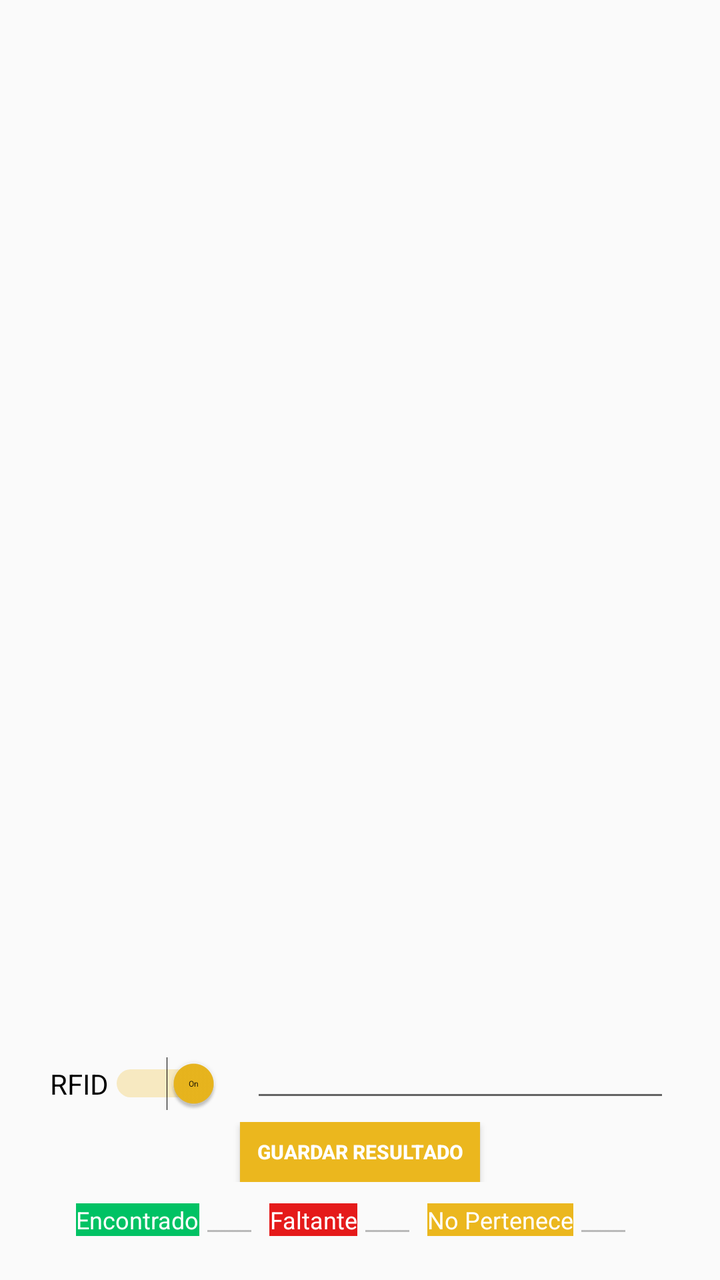
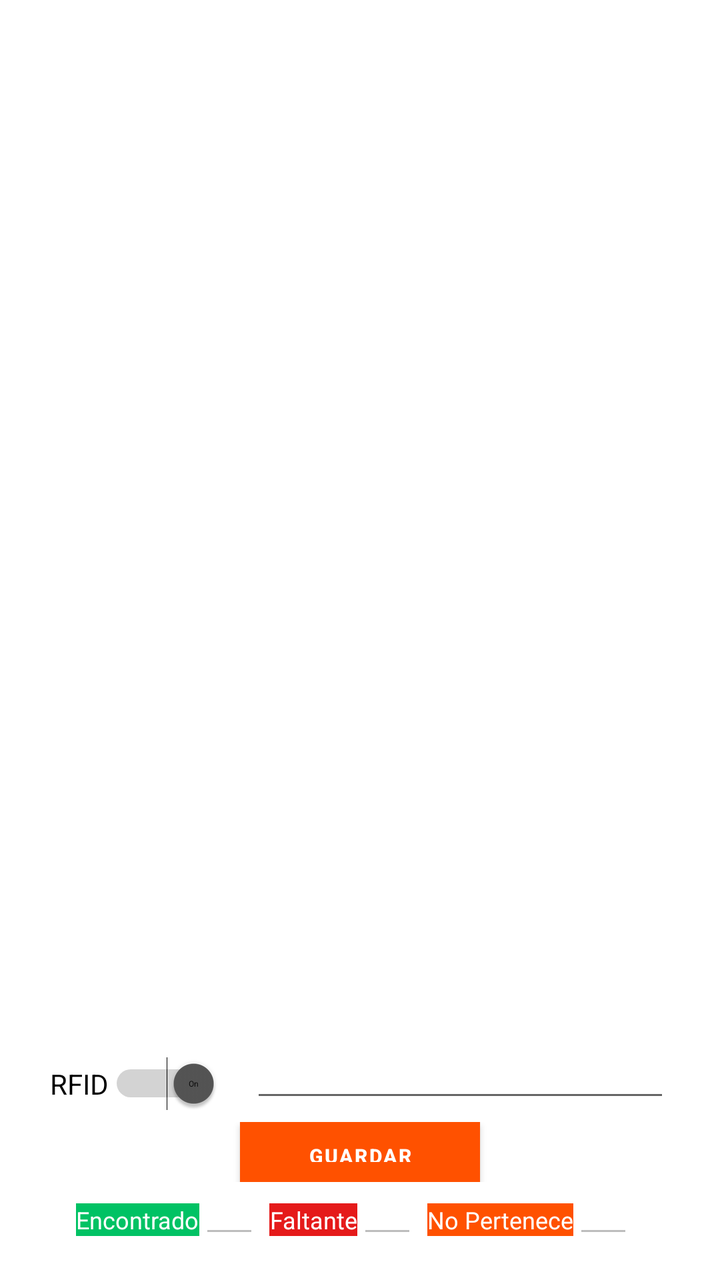

Two renders of the same Android screen: before a commit and after it. Below are the layout's source before the change and the commit's diff.
<!-- AndroidManifest.xml: application theme AppTheme -->
<!-- res/layout/activity_lectura_inventario.xml -->
<?xml version="1.0" encoding="utf-8"?>
<android.support.constraint.ConstraintLayout xmlns:android="http://schemas.android.com/apk/res/android"
    xmlns:app="http://schemas.android.com/apk/res-auto"
    xmlns:tools="http://schemas.android.com/tools"
    android:layout_width="match_parent"
    android:layout_height="wrap_content"
    android:id="@+id/clLecturaInventario"
    tools:context="Inventory.Lectura_Inventario">

    <ScrollView
        android:id="@+id/LecturaInventario"
        android:layout_width="match_parent"
        android:layout_height="wrap_content"
        android:layout_marginTop="8dp"
        android:orientation="vertical"
        app:layout_constraintBottom_toBottomOf="parent"
        app:layout_constraintEnd_toEndOf="parent"
        app:layout_constraintStart_toStartOf="parent">

        <LinearLayout
            android:layout_width="match_parent"
            android:layout_height="wrap_content"
            android:orientation="vertical">

            <LinearLayout
                android:layout_width="match_parent"
                android:layout_height="wrap_content"
                android:layout_marginLeft="10dp"
                android:layout_marginRight="10dp"
                android:gravity="center"
                android:orientation="vertical">

                <LinearLayout
                    android:layout_width="match_parent"
                    android:layout_height="wrap_content"
                    android:layout_marginLeft="15dp"
                    android:layout_marginRight="15dp"
                    android:gravity="center">
                    <Switch
                        android:id="@+id/swRfid"
                        android:layout_width="wrap_content"
                        android:layout_height="wrap_content"
                        android:layout_marginRight="15dp"
                        android:checked="true"
                        android:showText="true"
                        android:switchMinWidth="56dp"
                        android:switchTextAppearance="@style/AppTheme"
                        android:text="RFID"
                        android:textOff="Off"
                        android:textOn="On"
                        android:theme="@style/AppTheme" />

                    <EditText
                        android:id="@+id/txt_barcode"
                        android:layout_width="70dp"
                        android:layout_height="wrap_content"
                        android:layout_weight="1"
                        android:configChanges="screenSize|orientation"
                        android:ems="10"
                        android:inputType="textPersonName"
                        android:text=""
                        android:textSize="20px"
                        android:windowSoftInputMode="stateHidden" />

                </LinearLayout>
            </LinearLayout>

            <LinearLayout
                android:layout_width="match_parent"
                android:layout_height="wrap_content"
                android:gravity="center"
                android:orientation="horizontal"
                android:padding="5dp">

                <Button
                    android:id="@+id/btn_GuardarToma"
                    android:layout_width="120dp"
                    android:layout_height="30dp"
                    android:background="@color/colorPrimary"
                    android:elevation="50dp"
                    android:text="Guardar Resultado"
                    android:textColor="@android:color/background_light"
                    android:textSize="10dp"
                    android:textStyle="bold" />

            </LinearLayout>

            <LinearLayout
                android:layout_width="match_parent"
                android:layout_height="wrap_content"
                android:gravity="center"
                android:orientation="horizontal">

                <TextView
                    android:id="@+id/EncabezadoEncontrados"
                    android:layout_width="wrap_content"
                    android:layout_height="wrap_content"
                    android:background="@color/verde"
                    android:text="Encontrado"
                    android:textAlignment="center"
                    android:textColor="@color/blanco"
                    android:textSize="12dp" />

                <EditText
                    android:id="@+id/txtEncontrados"
                    android:layout_width="30dp"
                    android:layout_height="wrap_content"
                    android:layout_marginRight="5dp"
                    android:enabled="false"
                    android:inputType="number"
                    android:text=""
                    android:textSize="20px"
                    android:windowSoftInputMode="stateHidden" />

                <TextView
                    android:id="@+id/Faltantes"
                    android:layout_width="wrap_content"
                    android:layout_height="wrap_content"
                    android:background="@color/rojo"
                    android:text="Faltante"
                    android:textAlignment="center"
                    android:textColor="@color/blanco"
                    android:textSize="12dp" />


                <EditText
                    android:id="@+id/txtFaltantes"
                    android:layout_width="30dp"
                    android:layout_height="wrap_content"
                    android:layout_marginRight="5dp"
                    android:enabled="false"
                    android:inputType="number"
                    android:text=""
                    android:textSize="20px"
                    android:windowSoftInputMode="stateHidden" />


                <TextView
                    android:id="@+id/textView2"
                    android:layout_width="wrap_content"
                    android:layout_height="wrap_content"
                    android:background="@color/colorPrimary"
                    android:text="No Pertenece"
                    android:textAlignment="center"
                    android:textColor="@color/blanco"
                    android:textSize="12dp" />

                <EditText
                    android:id="@+id/txtSobrantes"
                    android:layout_width="30dp"
                    android:layout_height="wrap_content"
                    android:layout_marginRight="5dp"
                    android:enabled="false"
                    android:inputType="number"
                    android:text=""
                    android:textSize="20px" />


            </LinearLayout>

            <EditText
                android:id="@+id/txtLeidos"
                android:layout_width="5dp"
                android:layout_height="wrap_content"
                android:layout_centerInParent="true"
                android:layout_marginRight="5dp"
                android:layout_weight="1"
                android:configChanges="screenSize|orientation"
                android:enabled="false"
                android:inputType="number"
                android:text=""
                android:textSize="22px"
                android:visibility="gone"
                android:windowSoftInputMode="stateHidden" />

            <EditText
                android:id="@+id/txtUbicacion"
                android:layout_width="5dp"
                android:layout_height="wrap_content"
                android:layout_centerInParent="true"
                android:layout_marginRight="5dp"
                android:layout_weight="1"
                android:configChanges="screenSize|orientation"
                android:enabled="false"
                android:inputType="number"
                android:text=""
                android:textSize="22px"
                android:visibility="gone"
                android:windowSoftInputMode="stateHidden" />

            <LinearLayout
                android:layout_width="match_parent"
                android:layout_height="wrap_content"
                android:orientation="vertical">

                <LinearLayout xmlns:android="http://schemas.android.com/apk/res/android"
                    android:layout_width="match_parent"
                    android:layout_height="match_parent"
                    android:orientation="horizontal">

                    <android.support.v7.widget.RecyclerView
                        android:id="@+id/listView"
                        android:layout_width="match_parent"
                        android:layout_height="wrap_content"
                        android:clickable="true"
                        android:focusable="true"
                        android:scrollbars="vertical"
                        tools:listitem="@layout/campos_lectura_inventario" />
                </LinearLayout>
            </LinearLayout>

            <RelativeLayout
                android:layout_width="match_parent"
                android:layout_height="16dp"
                android:text="█ ■ █ ■ █" />

        </LinearLayout>
    </ScrollView>
</android.support.constraint.ConstraintLayout>
<!-- res/layout/campos_lectura_inventario.xml (included above) -->
<?xml version="1.0" encoding="utf-8"?>
<android.support.constraint.ConstraintLayout xmlns:android="http://schemas.android.com/apk/res/android"
    xmlns:app="http://schemas.android.com/apk/res-auto"
    xmlns:tools="http://schemas.android.com/tools"
    android:layout_width="match_parent"
    android:layout_height="wrap_content"
    android:clickable="true"
    android:focusable="true"
    android:orientation="vertical"
    app:layout_behavior="@string/appbar_scrolling_view_behavior">

    <android.support.v7.widget.CardView
        android:id="@+id/tarjeta"
        android:layout_width="match_parent"
        android:layout_height="wrap_content"
        android:layout_gravity="center"
        android:layout_marginLeft="5dp"
        android:layout_marginTop="7dp"
        android:layout_marginRight="5dp"
        android:layout_marginBottom="1dp"
        android:paddingTop="5dp"
        app:cardElevation="10dp"
        android:paddingBottom="5dp"
        app:layout_constraintBottom_toBottomOf="parent"
        app:layout_constraintEnd_toEndOf="parent"
        app:layout_constraintStart_toStartOf="parent"
        app:layout_constraintTop_toTopOf="parent">

        <LinearLayout
            android:layout_width="match_parent"
            android:layout_height="match_parent"
            android:layout_margin="5dp"
            android:orientation="vertical">

            <LinearLayout
                android:layout_width="match_parent"
                android:layout_height="match_parent"
                android:orientation="horizontal">

                <TextView
                    android:id="@+id/lblPlacaInven"
                    android:layout_width="100dp"
                    android:layout_height="wrap_content"
                    android:text="@string/placa_actualiza"
                    android:textStyle="bold" />

                <TextView
                    android:id="@+id/txtNumActivo"
                    android:layout_width="match_parent"
                    android:layout_height="wrap_content"
                    android:background="#00FFFFFF"
                    android:gravity="right"
                    android:text=""
                    android:textIsSelectable="false" />
            </LinearLayout>

            <LinearLayout
                android:layout_width="match_parent"
                android:layout_height="match_parent"
                android:orientation="horizontal">

                <TextView
                    android:id="@+id/lblDescripInv"
                    android:layout_width="100dp"
                    android:layout_height="wrap_content"
                    android:text="@string/descripcion_actualiza"
                    android:textStyle="bold" />

                <TextView
                    android:id="@+id/txtDescripcion"
                    android:layout_width="match_parent"
                    android:layout_height="wrap_content"
                    android:background="#00FFFFFF"
                    android:gravity="right"
                    android:text=""
                    android:textIsSelectable="false" />
            </LinearLayout>

            <LinearLayout
                android:layout_width="match_parent"
                android:layout_height="match_parent"
                android:orientation="horizontal">


                <TextView
                    android:id="@+id/lblEPcInv"
                    android:layout_width="103dp"
                    android:layout_height="wrap_content"
                    android:text="@string/epc_actualiza"
                    android:textStyle="bold"
                    android:visibility="gone" />


                <TextView
                    android:id="@+id/txtEPC"
                    android:layout_width="match_parent"
                    android:layout_height="wrap_content"
                    android:gravity="right"
                    android:text=""
                    android:textIsSelectable="false"
                    android:visibility="gone" />
            </LinearLayout>

            <LinearLayout
                android:layout_width="match_parent"
                android:layout_height="match_parent"
                android:orientation="horizontal">

                <TextView
                    android:id="@+id/lblSectorInv"
                    android:layout_width="100dp"
                    android:layout_height="wrap_content"
                    android:text="@string/OfficeS"
                    android:textStyle="bold" />

                <TextView
                    android:id="@+id/txtSector"
                    android:layout_width="match_parent"
                    android:layout_height="wrap_content"
                    android:gravity="right"
                    android:text=""
                    android:textIsSelectable="false" />
            </LinearLayout>


        </LinearLayout>
    </android.support.v7.widget.CardView>

</android.support.constraint.ConstraintLayout>
<!-- resources referenced by this layout -->
<resources>
  <color name="blanco">#FFFFFF</color>
  <color name="colorPrimary">#EBB71E</color>
  <color name="rojo">#E51A1A</color>
  <color name="verde">#00C264</color>
  <string name="OfficeS">Oficina:</string>
  <string name="descripcion_actualiza">Descripción corta y tipo:</string>
  <string name="epc_actualiza">EPC:</string>
  <string name="placa_actualiza">Etiqueta Nueva:</string>
  <style name="AppTheme" parent="Base.Theme.AppCompat.Light.DarkActionBar">
          
          <item name="colorPrimary">@color/colorPrimary</item>
          <item name="colorPrimaryDark">@color/colorPrimaryDark</item>
          <item name="colorAccent">@color/colorPrimary</item>
          <item name="android:textColorPrimary">@color/colorAccent</item>
          <item name="colorControlHighlight">@color/colorAccent</item>
      </style>
  <color name="colorPrimaryDark">#CE9D0C</color>
  <color name="colorAccent">#555555</color>
</resources>

<!-- the commit's change to res/layout/activity_lectura_inventario.xml (unified diff, before → after) -->
@@ -1,5 +1,5 @@
 <?xml version="1.0" encoding="utf-8"?>
-<android.support.constraint.ConstraintLayout xmlns:android="http://schemas.android.com/apk/res/android"
+<androidx.constraintlayout.widget.ConstraintLayout xmlns:android="http://schemas.android.com/apk/res/android"
     xmlns:app="http://schemas.android.com/apk/res-auto"
     xmlns:tools="http://schemas.android.com/tools"
     android:layout_width="match_parent"
@@ -198,7 +198,7 @@
                     android:layout_height="match_parent"
                     android:orientation="horizontal">
 
-                    <android.support.v7.widget.RecyclerView
+                    <androidx.recyclerview.widget.RecyclerView
                         android:id="@+id/listView"
                         android:layout_width="match_parent"
                         android:layout_height="wrap_content"
@@ -216,10 +216,10 @@
 
         </LinearLayout>
     </ScrollView>
-</android.support.constraint.ConstraintLayout>
+</androidx.constraintlayout.widget.ConstraintLayout>
 <!-- res/layout/campos_lectura_inventario.xml (included above) -->
 <?xml version="1.0" encoding="utf-8"?>
-<android.support.constraint.ConstraintLayout xmlns:android="http://schemas.android.com/apk/res/android"
+<androidx.constraintlayout.widget.ConstraintLayout xmlns:android="http://schemas.android.com/apk/res/android"
     xmlns:app="http://schemas.android.com/apk/res-auto"
     xmlns:tools="http://schemas.android.com/tools"
     android:layout_width="match_parent"
@@ -229,7 +229,7 @@
     android:orientation="vertical"
     app:layout_behavior="@string/appbar_scrolling_view_behavior">
 
-    <android.support.v7.widget.CardView
+    <androidx.cardview.widget.CardView
         android:id="@+id/tarjeta"
         android:layout_width="match_parent"
         android:layout_height="wrap_content"
@@ -344,6 +344,6 @@
 
 
         </LinearLayout>
-    </android.support.v7.widget.CardView>
-
-</android.support.constraint.ConstraintLayout>
+    </androidx.cardview.widget.CardView>
+
+</androidx.constraintlayout.widget.ConstraintLayout>
<!-- resource entries referenced after the edit -->
@@ -1,22 +1,27 @@
 <!-- resources referenced by this layout -->
 <resources>
   <color name="blanco">#FFFFFF</color>
-  <color name="colorPrimary">#EBB71E</color>
+  <color name="colorPrimary">#FF5100</color>
   <color name="rojo">#E51A1A</color>
   <color name="verde">#00C264</color>
   <string name="OfficeS">Oficina:</string>
   <string name="descripcion_actualiza">Descripción corta y tipo:</string>
   <string name="epc_actualiza">EPC:</string>
   <string name="placa_actualiza">Etiqueta Nueva:</string>
-  <style name="AppTheme" parent="Base.Theme.AppCompat.Light.DarkActionBar">
+  <style name="AppTheme" parent="Theme.MaterialComponents.Light.DarkActionBar">
           
           <item name="colorPrimary">@color/colorPrimary</item>
-          <item name="colorPrimaryDark">@color/colorPrimaryDark</item>
-          <item name="colorAccent">@color/colorPrimary</item>
-          <item name="android:textColorPrimary">@color/colorAccent</item>
+          <item name="colorPrimaryVariant">@color/colorPrimaryDark</item>
+          <item name="colorSecondary">@color/colorAccent</item>
+  
+          
+          <item name="android:textColorPrimary">@color/colorPrimary</item>
           <item name="colorControlHighlight">@color/colorAccent</item>
+  
+          
+          <item name="materialButtonStyle">@style/Widget.MaterialComponents.Button</item>
       </style>
-  <color name="colorPrimaryDark">#CE9D0C</color>
+  <color name="colorPrimaryDark">#FFFFFF</color>
   <color name="colorAccent">#555555</color>
 </resources>
 
